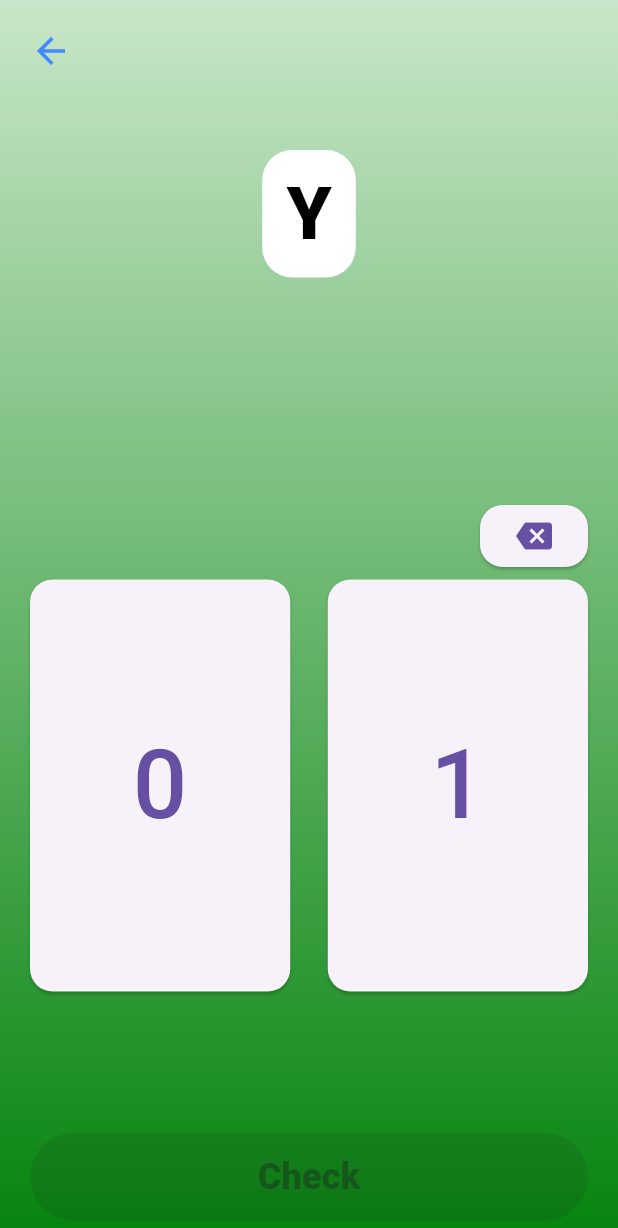
After one commit to aarontrini1/Learning-Binary, a Flutter app: the PracticePage screen opened by its route, after a tap on "Text to Binary", on a phone screen of 412 x 824 dp. The commit adds this screen. Shown: the top 1228 px of the screen. Run offline on Flutter 3.47's test engine with Material 3 defaults, Android fonts, the light colour scheme and no system bars; our stand-ins replace google_fonts.

Commit message:
functional textToBin

```diff
--- a/lib/main.dart
+++ b/lib/main.dart
@@ -8,6 +8,7 @@ import 'package:learningbinary/pages/practice/binaryToText.dart';
 import 'package:learningbinary/pages/practice/decimalToBinary.dart';
 import 'package:learningbinary/pages/practice/practiceMain.dart';
 import 'package:google_fonts/google_fonts.dart';
+import 'package:learningbinary/pages/practice/textToBinary.dart';
 
 void main() {
   runApp(const MyApp());
@@ -56,6 +57,9 @@ class _MyAppState extends State<MyApp> {
           case "practicedecimaltobinary":
             page = DecimalToBinaryPage();
             break;
+          case "practicetexttobinary":
+            page = TextToBinaryPage();
+            break;
           default:
             throw Exception("Unknown route used: ${settings.name}");
         }
--- a/lib/pages/practice/practiceMain.dart
+++ b/lib/pages/practice/practiceMain.dart
@@ -20,6 +20,10 @@ class _PracticePageState extends State<PracticePage> {
 
   void _navigateToPracticeDecimalToBinary(BuildContext context) {
     Navigator.of(context).pushNamed("practicedecimaltobinary");
+  }
+
+  void _navigateToPracticeTextToBinary(BuildContext context) {
+    Navigator.of(context).pushNamed("practicetexttobinary");
   }
 
   @override
@@ -112,6 +116,27 @@ class _PracticePageState extends State<PracticePage> {
                       ),
                     ),
                   ),
+                  const SizedBox(height: 20),
+                  ElevatedButton(
+                    key: const Key('textToBinary'),
+                    style: ElevatedButton.styleFrom(
+                      backgroundColor: Colors.white,
+                      foregroundColor: Colors.blue.shade800,
+                      shape: RoundedRectangleBorder(
+                        borderRadius: BorderRadius.circular(10),
+                      ),
+                      minimumSize: const Size(double.infinity, 100),
+                      elevation: 8,
+                    ),
+                    onPressed: () => _navigateToPracticeTextToBinary(context), // Setup Nav here
+                    child: const Text(
+                      'Text to Binary',
+                      style: TextStyle(
+                        fontSize: 30,
+                        fontWeight: FontWeight.bold,
+                      ),
+                    ),
+                  ),
                 ],
               ),
             ),
--- /dev/null
+++ b/lib/pages/practice/textToBinary.dart
@@ -0,0 +1,376 @@
+import 'package:flutter/material.dart';
+import 'dart:math';
+import 'package:google_fonts/google_fonts.dart';
+
+class TextToBinaryPage extends StatefulWidget {
+  const TextToBinaryPage({super.key});
+
+  @override
+  State<TextToBinaryPage> createState() => _TextToBinaryPageState();
+}
+
+class _TextToBinaryPageState extends State<TextToBinaryPage> {
+  String? currentCharacter;
+  String userInput = "";
+  bool? isCorrect;
+  bool showFeedback = false;
+
+  @override
+  void initState() {
+    super.initState();
+    currentCharacter = getCharacter();
+  }
+
+  @override
+  void dispose() {
+    super.dispose();
+  }
+
+  void checkAnswer() {
+    setState(() {
+      isCorrect = userInput == getBinaryNumber(currentCharacter);
+      showFeedback = true;
+    });
+  }
+
+  void nextQuestion() {
+    setState(() {
+      isCorrect = null;
+      showFeedback = false;
+      currentCharacter = getCharacter();
+      userInput = "";
+    });
+  }
+
+  String getCharacter() {
+    return generateRandomString(1);
+  }
+
+  String getBinaryNumber(char) {
+    int codeUnit = char.codeUnitAt(0);
+    return codeUnit.toRadixString(2).padLeft(8, "0");
+  }
+
+  String generateRandomString(int len) {
+    var r = Random();
+    const _chars = 'AaBbCcDdEeFfGgHhIiJjKkLlMmNnOoPpQqRrSsTtUuVvWwXxYyZz';
+    return List.generate(
+      len,
+      (index) => _chars[r.nextInt(_chars.length)],
+    ).join();
+  }
+
+  Widget _buildFeedbackPanel() {
+    return Container(
+      width: double.infinity,
+      height: 200,
+      color: Colors.black,
+      padding: EdgeInsets.symmetric(horizontal: 10),
+      child: Column(
+        mainAxisSize: MainAxisSize.min,
+        crossAxisAlignment: CrossAxisAlignment.start,
+        children: [
+          SizedBox(height: 10),
+          Row(
+            children: [
+              Image.asset(
+                isCorrect ?? false
+                    ? 'assets/check_mark.png'
+                    : 'assets/incorrect_mark.png',
+                height: 28,
+                width: 28,
+              ),
+              SizedBox(width: 5),
+              Text(
+                isCorrect ?? false ? "Correct! " : "Incorrect",
+                style: GoogleFonts.caveatBrush(
+                  color: isCorrect ?? false ? Colors.green : Colors.red,
+                  fontSize: 30,
+                ),
+              ),
+            ],
+          ),
+          if (isCorrect == false)
+            Text(
+              "Correct Answer:",
+              style: GoogleFonts.caveatBrush(color: Colors.red, fontSize: 24),
+            ),
+          if (isCorrect == false)
+            Text(
+              "${getBinaryNumber(currentCharacter)}",
+              style: TextStyle(
+                color: Colors.red,
+                fontSize: 18,
+                fontWeight: FontWeight.w600,
+              ),
+            ),
+          SizedBox(height: 10),
+          Spacer(flex: 1),
+          ConstrainedBox(
+            constraints: BoxConstraints.tightFor(
+              height: 50,
+              width: MediaQuery.of(context).size.width,
+            ),
+            child: ElevatedButton(
+              onPressed: () => nextQuestion(),
+              style: ElevatedButton.styleFrom(backgroundColor: Colors.green),
+              child: Text(
+                "CONTINUE",
+                style: TextStyle(
+                  color: Colors.black,
+                  fontWeight: FontWeight.w900,
+                  fontSize: 18,
+                ),
+              ),
+            ),
+          ),
+          SizedBox(height: 20),
+        ],
+      ),
+    );
+  }
+
+  Widget _buildDigitBoxes(i) {
+    String text = userInput;
+    return Row(
+      mainAxisAlignment: MainAxisAlignment.center,
+      children: [
+        Container(
+          margin: EdgeInsets.symmetric(horizontal: 2),
+          width: MediaQuery.of(context).size.width / 10,
+          height: 50,
+          decoration: BoxDecoration(
+            color: Colors.white,
+            borderRadius: BorderRadius.circular(8),
+            border: Border.all(
+              color: showFeedback
+                  ? (isCorrect ?? false ? Colors.green : Colors.red)
+                  : Colors.grey,
+              width: 2,
+            ),
+          ),
+          child: Center(
+            child: Text(userInput[i], style: TextStyle(fontSize: 24)),
+          ),
+        ),
+      ],
+    );
+  }
+
+  @override
+  Widget build(BuildContext context) {
+    return Scaffold(
+      body: Stack(
+        children: [
+          Positioned.fill(
+            child: Container(
+              decoration: BoxDecoration(
+                gradient: LinearGradient(
+                  begin: Alignment.topCenter,
+                  end: Alignment.bottomCenter,
+                  colors: [
+                    // Light colour on top and dark on bottom
+                    Colors.green.shade100,
+                    const Color.fromARGB(255, 6, 132, 14),
+                  ],
+                ),
+              ),
+            ),
+          ),
+          Center(
+            child: SafeArea(
+              child: Padding(
+                padding: const EdgeInsets.symmetric(horizontal: 20),
+                child: Column(
+                  mainAxisAlignment: MainAxisAlignment.center,
+                  children: [
+                    // Spacer(flex: 1),
+                    SizedBox(height: 100),
+                    Container(
+                      padding: EdgeInsets.symmetric(
+                        horizontal: 16,
+                        vertical: 8,
+                      ),
+                      decoration: BoxDecoration(
+                        color: Colors.white,
+                        borderRadius: BorderRadius.circular(20),
+                      ),
+                      child: Text(
+                        "$currentCharacter",
+                        style: TextStyle(
+                          fontSize: 48,
+                          color: Colors.black,
+                          fontWeight: FontWeight.w900,
+                          backgroundColor: Colors.white,
+                        ),
+                      ),
+                    ),
+
+                    SizedBox(height: MediaQuery.of(context).size.height * 0.1),
+
+                    Row(
+                      mainAxisAlignment: MainAxisAlignment.center,
+                      children: [
+                        for (int i = 0; i < userInput.length; i++)
+                          _buildDigitBoxes(i),
+                      ],
+                    ),
+
+                    SizedBox(height: MediaQuery.of(context).size.height * 0.08),
+
+                    Row(
+                      mainAxisAlignment: MainAxisAlignment.end,
+                      children: [
+                        ElevatedButton(
+                          style: ElevatedButton.styleFrom(
+                            minimumSize: Size(
+                              MediaQuery.of(context).size.width * 0.03,
+                              MediaQuery.of(context).size.height * 0.05,
+                            ),
+                            shape: RoundedRectangleBorder(
+                              borderRadius: BorderRadius.circular(15.0),
+                            ),
+                          ),
+                          onPressed: () {
+                            setState(() {
+                              if (userInput.isNotEmpty) {
+                                userInput = userInput.substring(
+                                  0,
+                                  userInput.length - 1,
+                                );
+                              }
+                            });
+                          },
+                          child: Icon(Icons.backspace, size: 24),
+                        ),
+                      ],
+                    ),
+
+                    SizedBox(height: 5),
+
+                    SizedBox(
+                      width: double.infinity,
+                      child: Stack(
+                        alignment: Alignment.center,
+                        children: [
+                          SizedBox(height: 100),
+                          Row(
+                            crossAxisAlignment: CrossAxisAlignment.end,
+                            textBaseline: TextBaseline.alphabetic,
+                            children: [
+                              Expanded(
+                                child: ElevatedButton(
+                                  style: ElevatedButton.styleFrom(
+                                    minimumSize: Size(
+                                      MediaQuery.of(context).size.width / 3,
+                                      MediaQuery.of(context).size.height / 3,
+                                    ),
+                                    shape: RoundedRectangleBorder(
+                                      borderRadius: BorderRadius.circular(15.0),
+                                    ),
+                                  ),
+                                  onPressed: () {
+                                    if (userInput.length < 8) {
+                                      setState(() {
+                                        userInput += "0";
+                                      });
+                                    }
+                                  },
+                                  child: Text(
+                                    "0",
+                                    style: TextStyle(fontSize: 64),
+                                  ),
+                                ),
+                              ),
+
+                              SizedBox(width: 25),
+
+                              Expanded(
+                                child: ElevatedButton(
+                                  style: ElevatedButton.styleFrom(
+                                    minimumSize: Size(
+                                      MediaQuery.of(context).size.width / 3,
+                                      MediaQuery.of(context).size.height / 3,
+                                    ),
+                                    shape: RoundedRectangleBorder(
+                                      borderRadius: BorderRadius.circular(15.0),
+                                    ),
+                                  ),
+                                  onPressed: () {
+                                    if (userInput.length < 8) {
+                                      setState(() {
+                                        userInput += "1";
+                                      });
+                                    }
+                                  },
+                                  child: Text(
+                                    "1",
+                                    style: TextStyle(fontSize: 64),
+                                  ),
+                                ),
+                              ),
+                            ],
+                          ),
+                        ],
+                      ),
+                    ),
+                    Spacer(flex: 2),
+                    ElevatedButton(
+                      onPressed: userInput.length < 1 ? null : checkAnswer,
+
+                      style: ElevatedButton.styleFrom(
+                        minimumSize: Size(
+                          double.infinity,
+                          MediaQuery.sizeOf(context).width / 7,
+                        ),
+                      ),
+                      child: Text(
+                        'Check',
+                        style: TextStyle(
+                          fontSize: 24,
+                          fontWeight: FontWeight.w900,
+                        ),
+                      ),
+                    ),
+                    SizedBox(height: 10),
+                  ],
+                ),
+              ),
+            ),
+          ),
+
+          // Back button
+          Positioned(
+            top: 0,
+            left: 0,
+            child: SafeArea(
+              child: Padding(
+                padding: const EdgeInsets.all(10),
+                child: IconButton(
+                  icon: const Icon(Icons.arrow_back, size: 28),
+                  color: Colors.blueAccent,
+                  onPressed: () {
+                    FocusScope.of(context).unfocus();
+                    Future.delayed(Duration(milliseconds: 250), () {
+                      Navigator.of(context).pop();
+                    });
+                  },
+                ),
+              ),
+            ),
+          ),
+
+          // Feedback panel
+          if (showFeedback)
+            Positioned(
+              bottom: showFeedback == false ? -200 : 0,
+              left: 0,
+              right: 0,
+              height: isCorrect ?? false ? 150 : 200,
+              child: _buildFeedbackPanel(),
+            ),
+        ],
+      ),
+    );
+  }
+}
```
